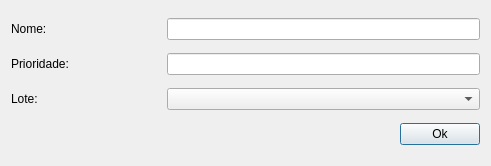
First picture: the form in uis/addBlockForm.ui, repository dsgoficial/SAP_Gerente, before the edit.
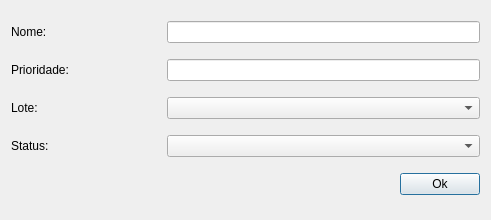
Second picture: the form after the edit.

Commit message: status em lote e bloco

The edit to the form file:
```diff
--- a/uis/addBlockForm.ui
+++ b/uis/addBlockForm.ui
@@ -7,7 +7,7 @@
     <x>0</x>
     <y>0</y>
     <width>491</width>
-    <height>166</height>
+    <height>220</height>
    </rect>
   </property>
   <property name="windowTitle">
@@ -111,6 +111,38 @@
     </layout>
    </item>
    <item row="3" column="0">
+    <layout class="QHBoxLayout" name="horizontalLayout_7">
+     <item>
+      <widget class="QLabel" name="label_6">
+       <property name="sizePolicy">
+        <sizepolicy hsizetype="Fixed" vsizetype="Preferred">
+         <horstretch>0</horstretch>
+         <verstretch>0</verstretch>
+        </sizepolicy>
+       </property>
+       <property name="minimumSize">
+        <size>
+         <width>150</width>
+         <height>0</height>
+        </size>
+       </property>
+       <property name="maximumSize">
+        <size>
+         <width>150</width>
+         <height>16777215</height>
+        </size>
+       </property>
+       <property name="text">
+        <string>Status:</string>
+       </property>
+      </widget>
+     </item>
+     <item>
+      <widget class="QComboBox" name="statusCb"/>
+     </item>
+    </layout>
+   </item>
+   <item row="4" column="0">
     <layout class="QHBoxLayout" name="horizontalLayout">
      <item>
       <spacer name="horizontalSpacer">
```
Left out of the diff: 72 changed lines with no effect on the pictures. The commit also changes 7 other files.
